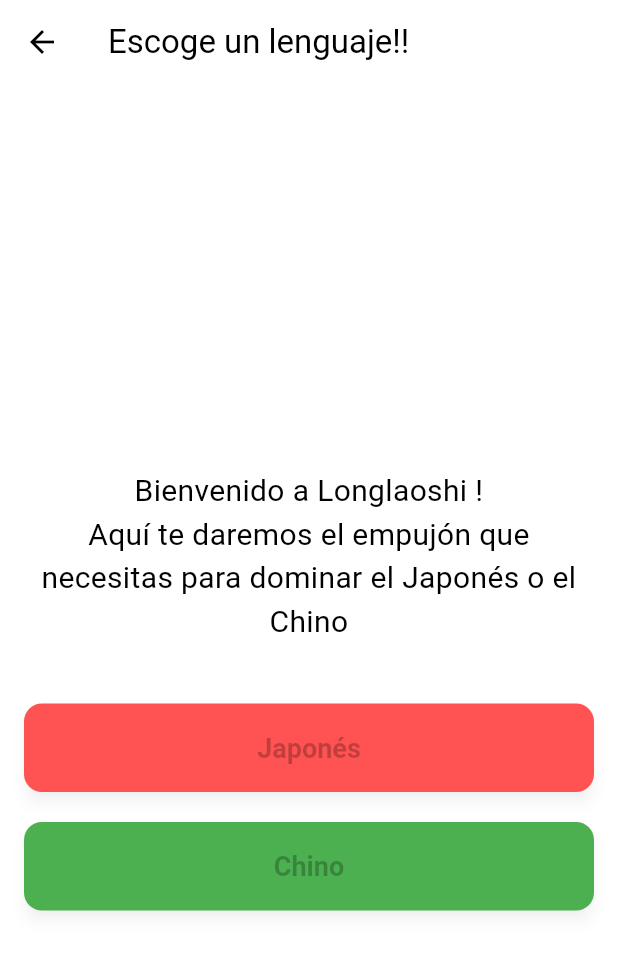
After one commit to vizcacha22/-, a Flutter app: the LanguageSelectionScreen screen opened by its route, on a phone screen of 412 x 824 dp. The commit adds this screen. Shown: the top 953 px of the screen. Run offline on Flutter 3.47's test engine with Material 3 defaults, Android fonts, the phone set to English and light mode, and no system bars; our stand-ins replace audioplayers, cached_network_image, connectivity_plus, dash_chat_2, equatable, firebase_auth and 6 more; accounts and stored records are empty; network calls fail.

Commit message:
Menu to chose a language and fruits fixed in chinese cards

```diff
--- /dev/null
+++ b/lib/language_selection_screen.dart
@@ -0,0 +1,77 @@
+import 'package:LongLaoshi/home_screen_chinese.dart';
+import 'package:LongLaoshi/home_screen_japanese.dart';
+import 'package:flutter/material.dart';
+
+class LanguageSelectionScreen extends StatelessWidget {
+  @override
+  Widget build(BuildContext context) {
+    return Scaffold(
+      appBar: AppBar(
+        title: Text('Escoge un lenguaje!!'),
+      ),
+      body: Center(
+        child: Padding(
+          padding: const EdgeInsets.all(16.0),
+          child: Column(
+            mainAxisAlignment: MainAxisAlignment.center,
+            crossAxisAlignment: CrossAxisAlignment.stretch,
+            children: [
+              Spacer(),
+              SizedBox(height: 40),
+              Text(
+                'Bienvenido a Longlaoshi !\nAquí te daremos el empujón que necesitas para dominar el Japonés o el Chino',
+                style: TextStyle(
+                  fontSize: 20,
+                ),
+                textAlign: TextAlign.center,
+              ),
+              SizedBox(height: 40),
+              ElevatedButton(
+                onPressed: () {
+                  Navigator.push(
+                    context,
+                    MaterialPageRoute(builder: (context) => HomeScreenJP()),
+                  );
+                },
+                style: ElevatedButton.styleFrom(
+                  backgroundColor: Colors.redAccent, // Color de fondo
+                  padding: EdgeInsets.symmetric(horizontal: 30, vertical: 35),
+                  textStyle: TextStyle(
+                    fontSize: 18,
+                    fontWeight: FontWeight.bold,
+                  ),
+                  shape: RoundedRectangleBorder(
+                    borderRadius: BorderRadius.circular(12),
+                  ),
+                ),
+                child: Text('Japonés'),
+              ),
+              SizedBox(height: 20),
+              ElevatedButton(
+                onPressed: () {
+                  Navigator.push(
+                    context,
+                    MaterialPageRoute(builder: (context) => HomeScreenCN()),
+                  );
+                },
+                style: ElevatedButton.styleFrom(
+                  backgroundColor: Colors.green, // Color de fondo
+                  padding: EdgeInsets.symmetric(horizontal: 30, vertical: 35),
+                  textStyle: TextStyle(
+                    fontSize: 18,
+                    fontWeight: FontWeight.bold,
+                  ),
+                  shape: RoundedRectangleBorder(
+                    borderRadius: BorderRadius.circular(12),
+                  ),
+                ),
+                child: Text('Chino'),
+              ),
+              Spacer(),
+            ],
+          ),
+        ),
+      ),
+    );
+  }
+}
--- a/lib/main.dart
+++ b/lib/main.dart
@@ -1,10 +1,10 @@
+import 'package:LongLaoshi/language_selection_screen.dart';
 import 'package:flutter/material.dart';
 import 'package:flutter/services.dart';
 import 'package:flutter_riverpod/flutter_riverpod.dart';
 import 'core/app_export.dart';
 import 'package:firebase_core/firebase_core.dart';
 import 'firebase_options.dart';
-import 'home_screen.dart'; // Import the new HomeScreen
 
 var globalMessengerKey = GlobalKey<ScaffoldMessengerState>();
 
@@ -48,7 +48,8 @@ class MyApp extends ConsumerWidget {
           ],
           initialRoute: AppRoutes
               .registroScreen, // Set the initial route to the RegistroScreen
-          home: HomeScreen(), // Set the HomeScreen as the home route
+          home:
+              LanguageSelectionScreen(), // Set the HomeScreen as the home route
           routes: AppRoutes.routes,
         );
       },
--- a/lib/routes/app_routes.dart
+++ b/lib/routes/app_routes.dart
@@ -1,9 +1,9 @@
+import 'package:LongLaoshi/language_selection_screen.dart';
 import 'package:LongLaoshi/presentation/chat_chinese_screen/chat_chinese_dart.dart';
 import 'package:LongLaoshi/presentation/flashcards/flascards_chinese.dart';
 import 'package:LongLaoshi/presentation/flashcards/flashcards_japanese.dart';
 import 'package:LongLaoshi/presentation/auth/login_screen.dart';
 import 'package:LongLaoshi/presentation/auth/registro_screen.dart';
-import 'package:LongLaoshi/home_screen.dart';
 import 'package:flutter/material.dart';
 import '../presentation/inicio_screen/inicio_screen.dart'; // ignore_for_file: must_be_immutable
 
@@ -14,16 +14,15 @@ class AppRoutes {
 
   static const String initialRoute = '/initialRoute';
 
-  static const String flashcards_jp= "/flashcards_japanese";
+  static const String flashcards_jp = "/flashcards_japanese";
 
-  static const String flashcards_cn= "/flashcards_chinese";
+  static const String flashcards_cn = "/flashcards_chinese";
 
   static const String loginScreen = "/login_screen";
 
   static const String registroScreen = "/registro_screen";
 
   static const String homeScreen = "/home_screen";
-
 
   static Map<String, WidgetBuilder> routes = {
     inicioScreen: (context) => InicioScreen(),
@@ -33,6 +32,6 @@ class AppRoutes {
     flashcards_cn: (context) => FlashcardScreenCN(),
     loginScreen: (context) => LoginScreen(),
     registroScreen: (context) => RegistroScreen(),
-    homeScreen: (context) => HomeScreen(),
+    homeScreen: (context) => LanguageSelectionScreen(),
   };
 }
--- a/lib/theme/custom_button_style.dart
+++ b/lib/theme/custom_button_style.dart
@@ -5,4 +5,6 @@ class CustomButtonStyles {
         backgroundColor: WidgetStateProperty.all<Color>(Colors.transparent),
         elevation: WidgetStateProperty.all<double>(0),
       );
+
+  static get WidgetStateProperty => null;
 }
```
Also changed, not shown: lib/home_screen_chinese.dart (added, +25 -0 lines), lib/home_screen_japanese.dart (renamed from lib/home_screen.dart, +4 -5 lines), lib/presentation/flashcards/flascards_chinese.dart (+11 -5 lines).
